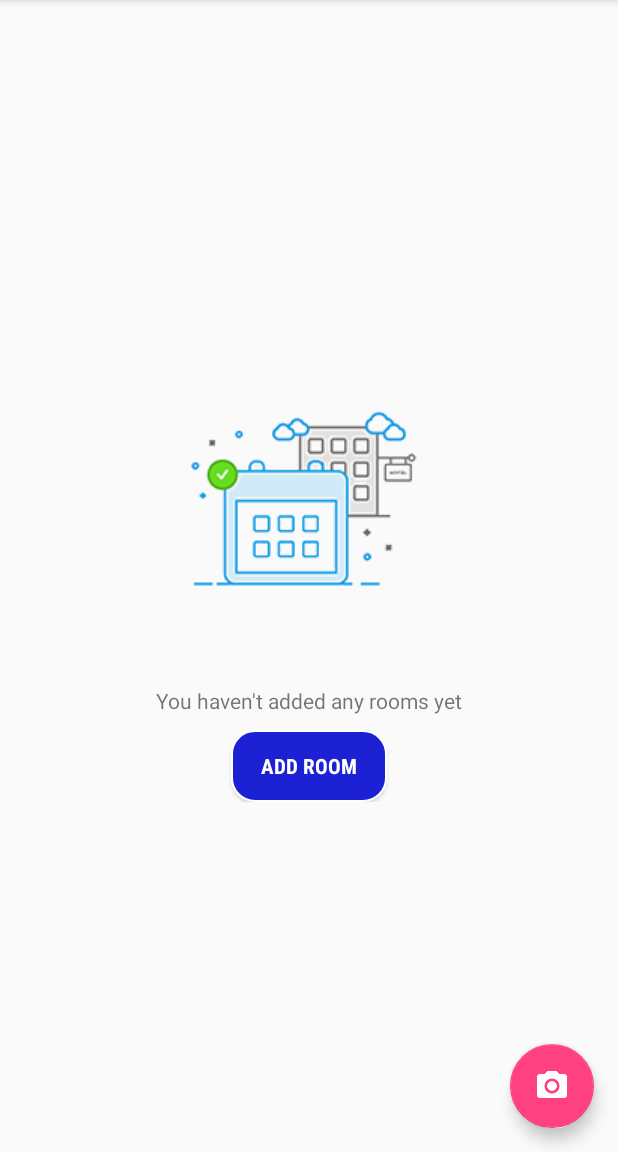
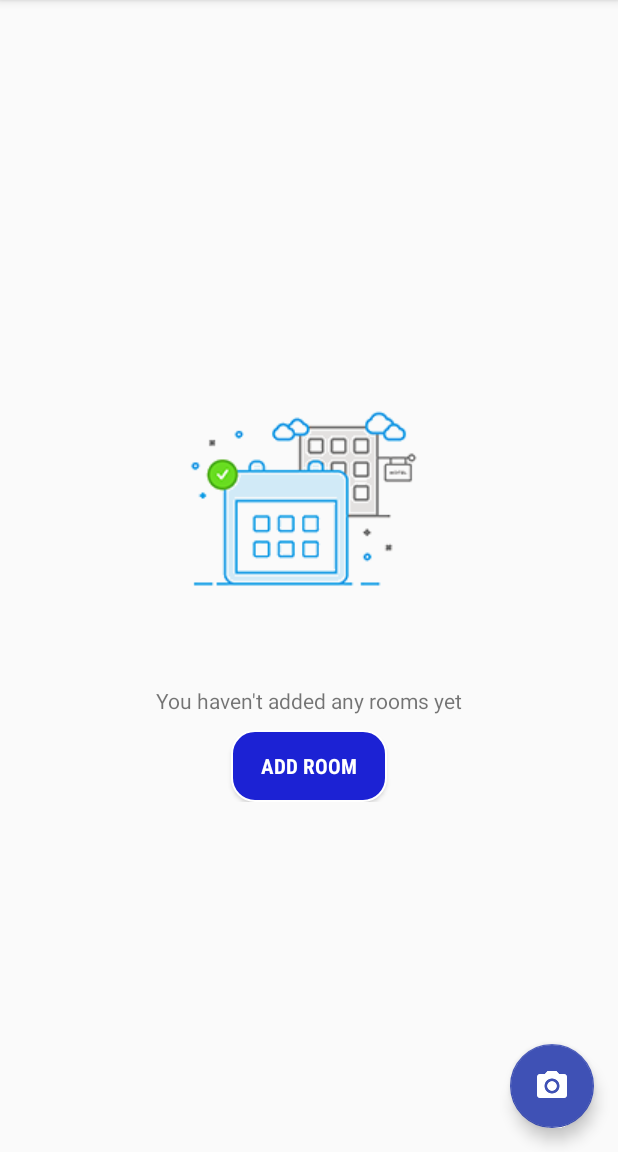
Before and after one commit to kamalakarrao/ModernHomes, an Android app: the screen it shows after launch once a user with an empty profile is signed in (MainActivity), on a phone screen of 412 x 824 dp, the part 84-1236 px from its top. Run offline under Robolectric (Android 15) with nearby library versions, the light colour scheme and no system bars; our stand-ins replace Firebase (no records; nobody signed in at launch, a user with empty details on screens opened directly); pictures from the network do not load.

Commit message:
Basic version 1.0.0

```diff
--- a/app/src/main/java/com/hksapps/kamal/modernhomes/MainActivity.java
+++ b/app/src/main/java/com/hksapps/kamal/modernhomes/MainActivity.java
@@ -23,7 +23,6 @@ import android.view.ViewGroup;
 import android.widget.Button;
 import android.widget.LinearLayout;
 import android.widget.TextView;
-import android.widget.Toast;
 
 import com.firebase.ui.auth.AuthUI;
 import com.firebase.ui.database.FirebaseRecyclerAdapter;
@@ -129,7 +128,7 @@ public class MainActivity extends AppCompatActivity {
 
                 @Override
                 public void onCancelled(@NonNull DatabaseError databaseError) {
-                    Toast.makeText(MainActivity.this, "Cancelled ", Toast.LENGTH_SHORT).show();
+                   // Toast.makeText(MainActivity.this, "Cancelled ", Toast.LENGTH_SHORT).show();
 
                 }
             });
--- a/app/src/main/res/layout/activity_main.xml
+++ b/app/src/main/res/layout/activity_main.xml
@@ -24,6 +24,7 @@
 
     <android.support.design.widget.FloatingActionButton
         android:id="@+id/fab"
+
         android:layout_width="wrap_content"
         android:layout_height="wrap_content"
         android:layout_gravity="bottom|end"
--- a/app/src/main/res/values/colors.xml
+++ b/app/src/main/res/values/colors.xml
@@ -2,5 +2,5 @@
 <resources>
     <color name="colorPrimary">#3F51B5</color>
     <color name="colorPrimaryDark">#303F9F</color>
-    <color name="colorAccent">#FF4081</color>
+    <color name="colorAccent">#3F51B5</color>
 </resources>
```
